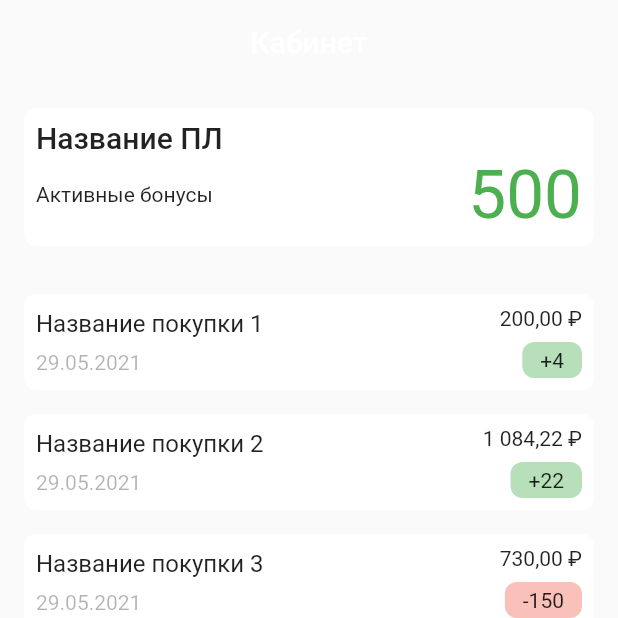
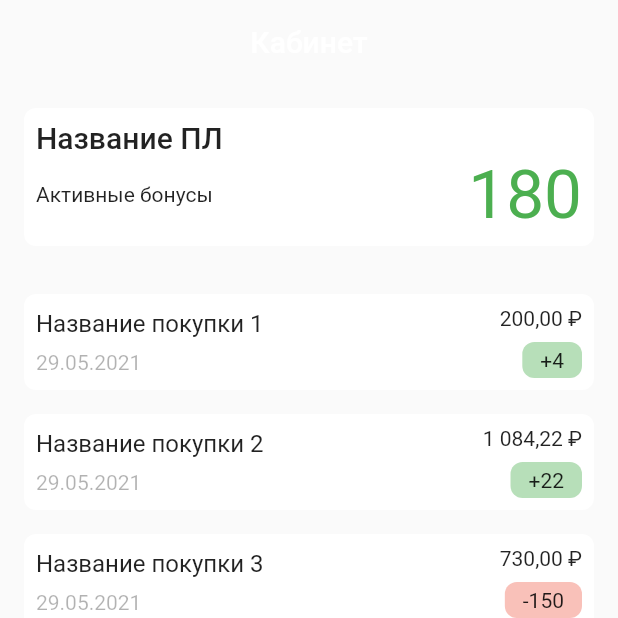
Before and after one commit to internetova/loyalty_program_app, a Flutter app: the CabinetScreen screen opened directly with empty values, on a phone screen of 412 x 824 dp, the top half of it. Run offline on Flutter 3.47's test engine with Material 2 defaults, Android fonts, the phone set to English and light mode, and no system bars; our stand-ins replace bloc, equatable, flutter_bloc, flutter_svg, mask_text_input_formatter, moor and 2 more; accounts and stored records are empty; generated files the repository leaves out were written again.

Commit message:
CabinetScreen подсчёт бонусов

```diff
--- a/lib/mocks.dart
+++ b/lib/mocks.dart
@@ -1,24 +1,10 @@
 import 'package:loyalty_program_app/data/models/level.dart';
-import 'package:loyalty_program_app/data/models/user.dart';
 import 'package:loyalty_program_app/data/models/purchase.dart';
 
 /// моковые данные для вёрстки
 class Mocks {
-  /// данные юзера
-  static final user = User(
-    firstName: 'Иван',
-    lastName: 'Петров',
-    patronymic: 'Сергеевич',
-    email: 'ivanov@yandex.ru',
-    password: '12345678',
-    phone: '+79257411212',
-    birthdate: DateTime.now(),
-    cardNumber: 123456,
-    level: LevelCode.first,
-  );
-
   /// покупки юзера
-  static final List<Purchase> mockUserPurchases = [
+  static final List<Purchase> userPurchases = [
     Purchase(
       name: 'Название покупки 1',
       cost: 200.00,
--- a/lib/ui/screens/cabinet_screen.dart
+++ b/lib/ui/screens/cabinet_screen.dart
@@ -25,17 +25,24 @@ class CabinetScreen extends StatelessWidget {
       body: CustomScrollView(
         slivers: [
           SliverToBoxAdapter(
-            child: _BuildActiveBonuses(activeBonuses: 500, user: user),
+            child: _BuildActiveBonuses(activeBonuses: _getBonuses(), user: user),
           ),
           SliverPadding(
             padding: const EdgeInsets.all(16),
             sliver: _BuildUserPurchases(
-              userPurchases: Mocks.mockUserPurchases,
+              userPurchases: Mocks.userPurchases,
             ),
           ),
         ],
       ),
     );
+  }
+
+  /// активные бонусы из моковых данных
+  int _getBonuses() {
+    return Mocks.userPurchases
+        .map<int>((purchase) => (purchase.bonus))
+        .reduce((a, b) => a + b);
   }
 }
 
```
